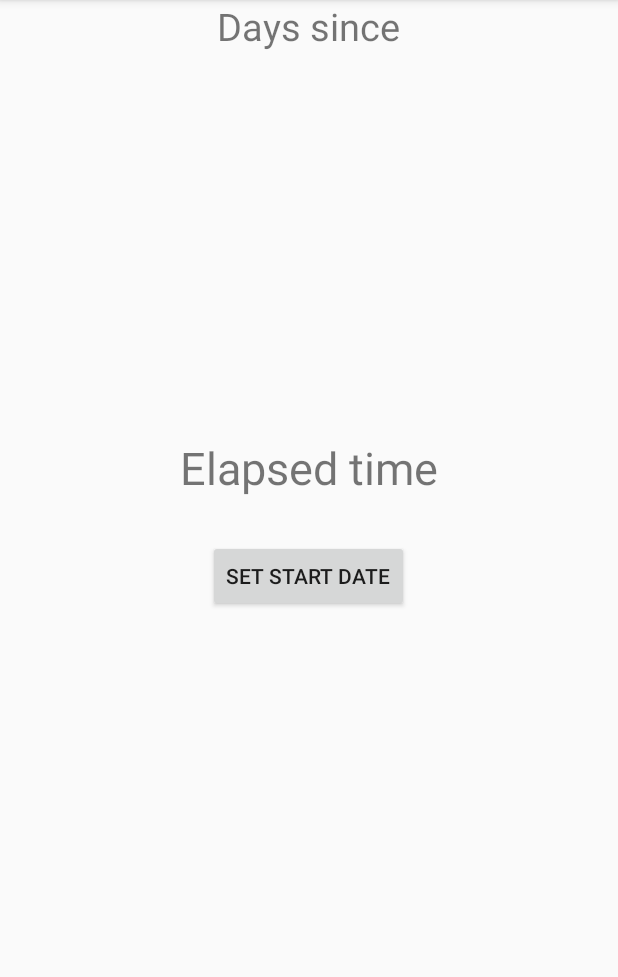
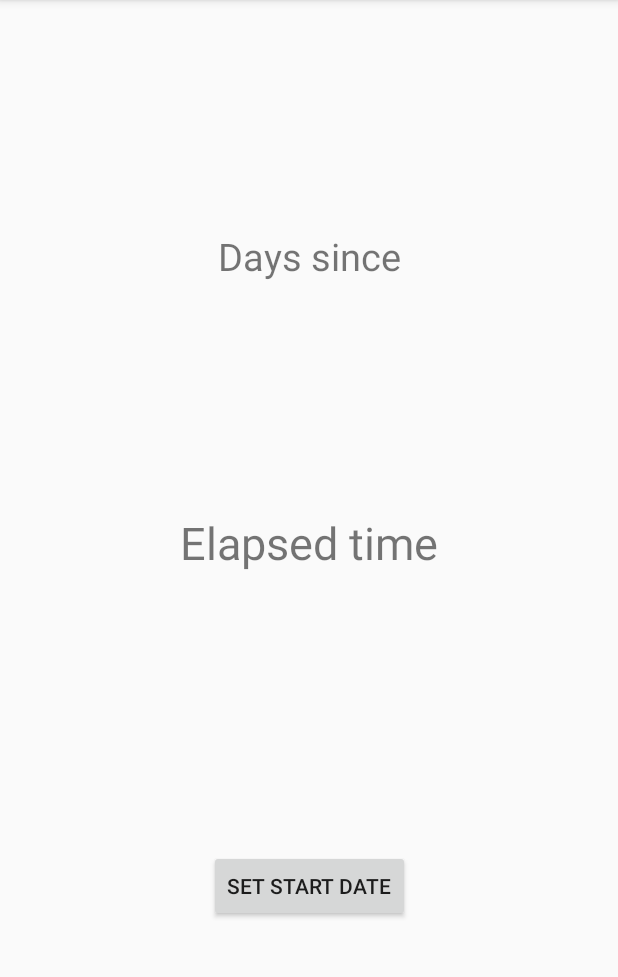
Before and after one commit to henryinqz/Quarantine-Time, an Android app: the screen it shows after launch (MainActivity), on a phone screen of 412 x 824 dp, the part 84-1061 px from its top. Run offline under Robolectric (Android 15) with nearby library versions, the phone set to English and light mode, and no system bars; Roboto replaces fonts that are not available here.

```diff
--- a/app/src/main/res/layout/activity_main.xml
+++ b/app/src/main/res/layout/activity_main.xml
@@ -1,38 +1,61 @@
 <?xml version="1.0" encoding="utf-8"?>
-<RelativeLayout xmlns:android="http://schemas.android.com/apk/res/android"
+<androidx.constraintlayout.widget.ConstraintLayout xmlns:android="http://schemas.android.com/apk/res/android"
     xmlns:app="http://schemas.android.com/apk/res-auto"
     xmlns:tools="http://schemas.android.com/tools"
     android:layout_width="match_parent"
     android:layout_height="match_parent"
+    android:orientation="vertical"
     tools:context=".MainActivity">
 
     <TextView
         android:id="@+id/text_view_elapsed_time"
         android:layout_width="wrap_content"
         android:layout_height="wrap_content"
+        android:layout_above="@id/button_pickdate"
+        android:layout_centerInParent="true"
+        android:layout_marginStart="16dp"
+        android:layout_marginLeft="16dp"
+        android:layout_marginEnd="16dp"
+        android:layout_marginRight="16dp"
+        android:layout_marginBottom="32dp"
+        android:gravity="center"
         android:text="Elapsed time"
         android:textSize="30sp"
-        android:layout_above="@id/button_pickdate"
-        android:layout_centerHorizontal="true"
-        android:layout_marginBottom="28dp"/>
+        app:layout_constraintBottom_toTopOf="@+id/button_pickdate"
+        app:layout_constraintEnd_toEndOf="parent"
+        app:layout_constraintStart_toStartOf="parent"
+        app:layout_constraintTop_toBottomOf="@+id/text_view_start_time" />
 
     <TextView
         android:id="@+id/text_view_start_time"
         android:layout_width="wrap_content"
         android:layout_height="wrap_content"
+        android:layout_alignParentTop="true"
+
         android:layout_centerHorizontal="true"
+        android:layout_marginStart="40dp"
+        android:layout_marginLeft="40dp"
+        android:layout_marginEnd="40dp"
+        android:layout_marginRight="40dp"
         android:gravity="center"
-
         android:text="Days since"
-        android:textSize="25sp" />
+        android:textSize="25sp"
+        app:layout_constraintBottom_toTopOf="@id/text_view_elapsed_time"
+        app:layout_constraintEnd_toEndOf="parent"
+        app:layout_constraintStart_toStartOf="parent"
+        app:layout_constraintTop_toTopOf="parent" />
 
     <Button
         android:id="@+id/button_pickdate"
         android:layout_width="wrap_content"
-        android:layout_height="wrap_content"
-        android:layout_centerHorizontal="true"
-        android:layout_centerVertical="true"
-        android:text="Set start date" />
+        android:layout_height="48dp"
+        android:layout_alignParentBottom="true"
+        android:layout_centerInParent="true"
+        android:text="Set start date"
+        app:layout_constraintBottom_toBottomOf="parent"
+        app:layout_constraintEnd_toEndOf="parent"
+        app:layout_constraintStart_toStartOf="parent"
+        app:layout_constraintTop_toBottomOf="@id/text_view_elapsed_time" />
 
 
-</RelativeLayout>
+</androidx.constraintlayout.widget.ConstraintLayout>
```
Also changed, not shown: app/src/main/java/com/henry/quarantinetime/MainActivity.java (+31 -10 lines), app/src/main/java/com/henry/quarantinetime/TimePickerFragment.java (added, +26 -0 lines).
